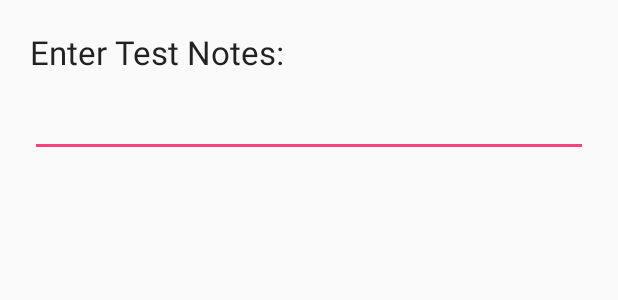
After one commit to Oxford-step-counter/Data-Collection-Android-App, an Android app: the layout note_dialog.xml on its own in the app's theme, with its tools: preview values and no code run, on a phone screen of 412 x 824 dp. The commit adds this screen. Shown: the top 300 px of the screen. Run offline under Robolectric (Android 15) with nearby library versions, the phone set to English and light mode, and no system bars.

Commit message:
chg: Added test notes functionality

```diff
--- /dev/null
+++ b/app/src/main/res/layout/note_dialog.xml
@@ -0,0 +1,21 @@
+<?xml version="1.0" encoding="utf-8"?>
+<LinearLayout
+    xmlns:android="http://schemas.android.com/apk/res/android"
+    android:orientation="vertical"
+    android:layout_width="match_parent"
+    android:layout_height="match_parent"
+    android:padding="20dp">
+
+    <TextView
+        android:layout_width="wrap_content"
+        android:layout_height="wrap_content"
+        android:text="Enter Test Notes:"
+        android:textAppearance="?android:attr/textAppearanceLarge"
+        android:paddingBottom="10dp"/>
+
+    <EditText
+        android:id="@+id/notes_dialog_edit_text"
+        android:layout_height="wrap_content"
+        android:layout_width="match_parent"/>
+
+</LinearLayout>
```
Also changed, not shown: app/src/main/java/com/jamie/android/a4ypdatacollection/MainActivity.java (+54 -0 lines), app/src/main/res/layout/activity_main.xml (+7 -0 lines).
